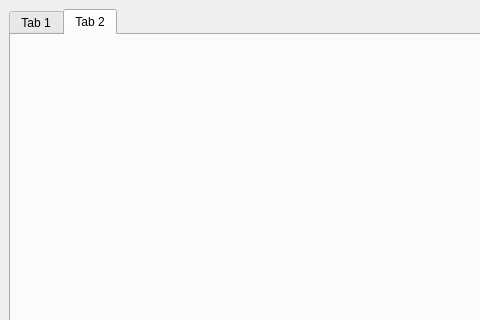
Above: CollegeTouring/mainwindow.ui from belalzahran/CS_Project2_TheApplicants before the change; both pictures show x 0 to 480 and y 0 to 320 of the 800 by 600 pixel window. Below: the same form after it.
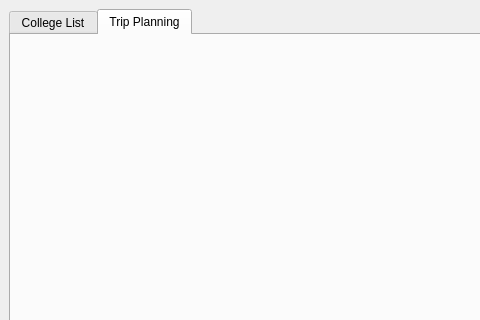
That is the form after the change. The open tabs and pages were chosen to show the change. Custom widgets are drawn as their Qt base class.

Commit message: Souvenirs parser functional, changed tab names in mainwindow

```diff
--- a/CollegeTouring/mainwindow.ui
+++ b/CollegeTouring/mainwindow.ui
@@ -22,12 +22,12 @@
       </property>
       <widget class="CollegeList" name="tab">
        <attribute name="title">
-        <string>Tab 1</string>
+        <string>College List</string>
        </attribute>
       </widget>
       <widget class="QWidget" name="tab_2">
        <attribute name="title">
-        <string>Tab 2</string>
+        <string>Trip Planning</string>
        </attribute>
       </widget>
      </widget>
```
Left out of the diff: 4 changed lines with no effect on the pictures. The commit also changes 6 other files.
